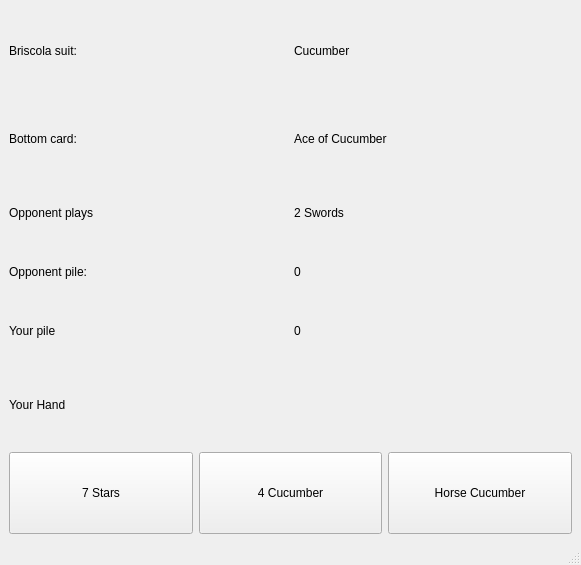
This is mainwindow.ui in grehy003/BriscolaCardGame as Qt 5 draws it before an edit. The edited form follows.
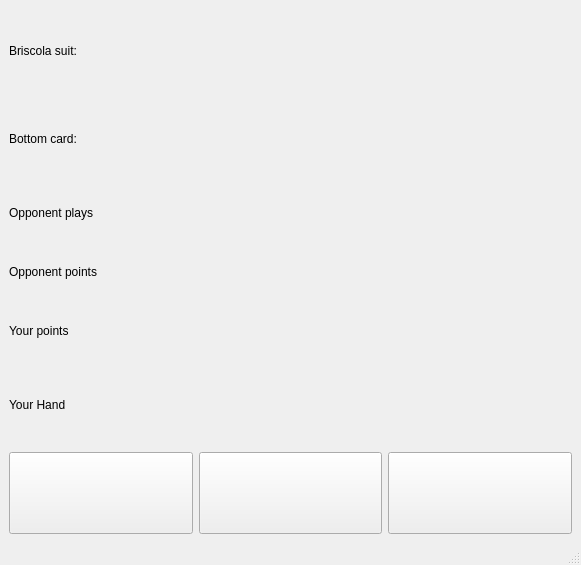
This is the edited form.

Commit message: Emptied placeholder labels

Patch:
```diff
--- a/mainwindow.ui
+++ b/mainwindow.ui
@@ -27,7 +27,7 @@
       <item row="0" column="1">
        <widget class="QLabel" name="CurrentSuit">
         <property name="text">
-         <string>Cucumber</string>
+         <string/>
         </property>
        </widget>
       </item>
@@ -41,7 +41,7 @@
       <item row="1" column="1">
        <widget class="QLabel" name="CurrentBottomCard">
         <property name="text">
-         <string>Ace of Cucumber</string>
+         <string/>
         </property>
        </widget>
       </item>
@@ -59,35 +59,35 @@
       <item row="1" column="1">
        <widget class="QLabel" name="CurrentOpponentPile">
         <property name="text">
-         <string>0</string>
+         <string/>
         </property>
        </widget>
       </item>
       <item row="0" column="1">
        <widget class="QLabel" name="CurrentOpponentPlay">
         <property name="text">
-         <string>2 Swords</string>
+         <string/>
         </property>
        </widget>
       </item>
       <item row="1" column="0">
        <widget class="QLabel" name="LabelOpponentPile">
         <property name="text">
-         <string>Opponent pile:</string>
+         <string>Opponent points</string>
         </property>
        </widget>
       </item>
       <item row="2" column="0">
        <widget class="QLabel" name="LabelYourPile">
         <property name="text">
-         <string>Your pile</string>
+         <string>Your points</string>
         </property>
        </widget>
       </item>
       <item row="2" column="1">
        <widget class="QLabel" name="CurrentYourPile">
         <property name="text">
-         <string>0</string>
+         <string/>
         </property>
        </widget>
       </item>
@@ -113,7 +113,7 @@
            </sizepolicy>
           </property>
           <property name="text">
-           <string>7 Stars</string>
+           <string/>
           </property>
          </widget>
         </item>
@@ -126,7 +126,7 @@
            </sizepolicy>
           </property>
           <property name="text">
-           <string>4 Cucumber</string>
+           <string/>
           </property>
          </widget>
         </item>
@@ -139,7 +139,7 @@
            </sizepolicy>
           </property>
           <property name="text">
-           <string>Horse Cucumber</string>
+           <string/>
           </property>
          </widget>
         </item>
```
Left out of the diff: 16 changed lines with no effect on the pictures.
